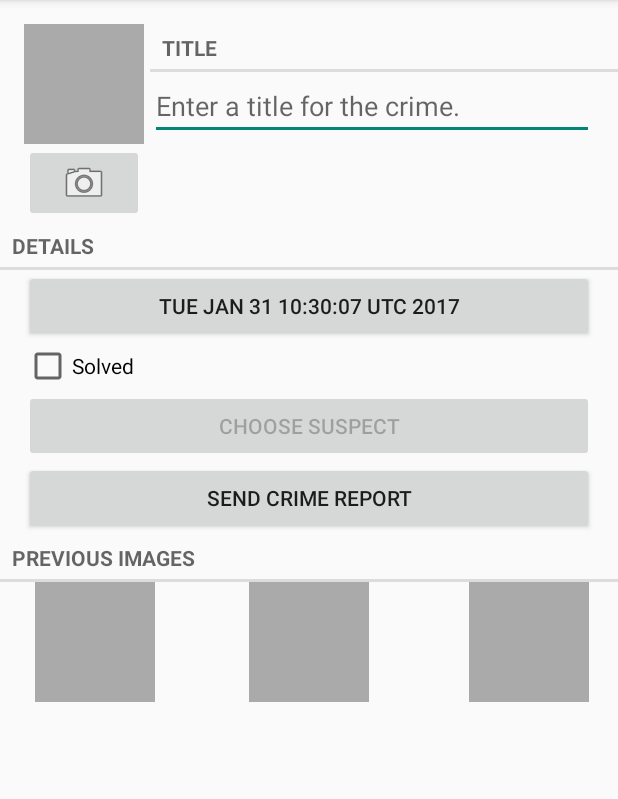
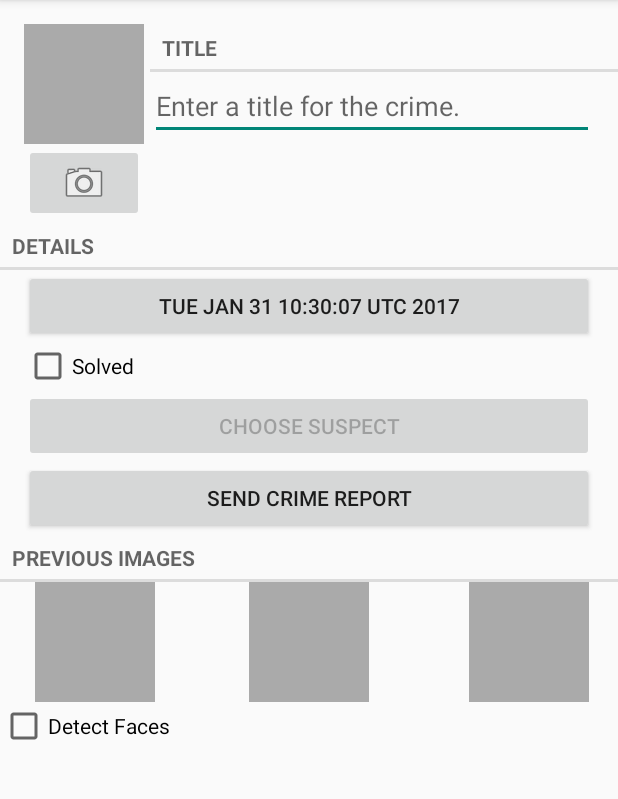
Before and after one commit to kingobie1/CriminalIntent---TeamApp, an Android app: the CrimeFragment screen opened directly, with no data from a screen before it, on a phone screen of 412 x 824 dp, the part 84-883 px from its top. Run offline under Robolectric (Android 15) with nearby library versions, the phone set to English and light mode, and no system bars; libraries missing offline, so code that uses them is left out: com.google.android.gms.

Commit message:
added face detection

```diff
--- a/app/build.gradle
+++ b/app/build.gradle
@@ -21,4 +21,5 @@ dependencies {
     compile 'com.android.support:support-v4:22.1.0'
     compile 'com.android.support:recyclerview-v7:22.1.0'
     compile 'com.android.support:appcompat-v7:22.1.0'
+    compile 'com.google.android.gms:play-services:7.8+'
 }
--- a/app/src/main/AndroidManifest.xml
+++ b/app/src/main/AndroidManifest.xml
@@ -8,6 +8,8 @@
     <uses-feature android:name="android.hardware.camera"
                   android:required="false"
         />
+
+    <meta-data android:name="com.google.android.gms.vision.DEPENDENCIES" android:value="face" />
 
     <application
         android:allowBackup="true"
--- a/app/src/main/res/layout/fragment_crime.xml
+++ b/app/src/main/res/layout/fragment_crime.xml
@@ -111,6 +111,20 @@
                 android:layout_width="match_parent"
                 android:layout_height="wrap_content">
 
+                <CheckBox
+                    android:text="Detect Faces"
+                    android:layout_width="wrap_content"
+                    android:layout_height="wrap_content"
+                    android:id="@+id/detectFacesCheckBox"
+                    android:layout_weight="0.08"
+                    android:onClick="detectFaces" />
+
+                <TextView
+                    android:layout_width="wrap_content"
+                    android:layout_height="wrap_content"
+                    android:id="@+id/facesDetected_Text"
+                    android:layout_weight="1" />
+
             </LinearLayout>
         </LinearLayout>
     </ScrollView>
```
Also changed, not shown: app/src/main/java/com/bignerdranch/android/criminalintent/CrimeFragment.java (+85 -15 lines), 1 other file.
